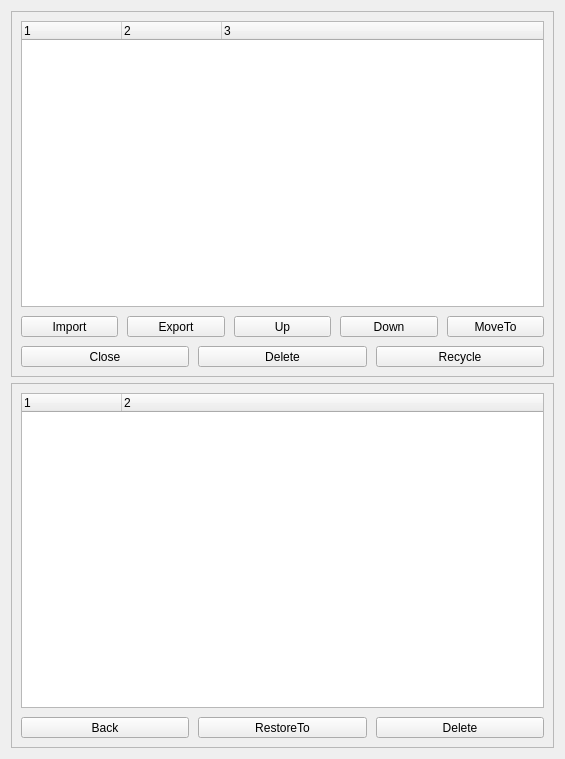
The window that src/Notes/NotesList.ui (ic005k/Knot) describes before a commit, drawn with Qt 5.
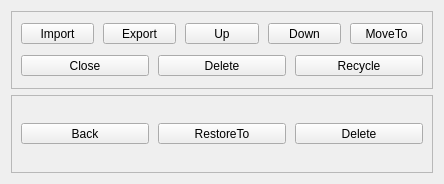
The same window after the commit. Icons and pictures are not drawn.

The edit to the form file:
```diff
--- a/src/Notes/NotesList.ui
+++ b/src/Notes/NotesList.ui
@@ -6,8 +6,8 @@
    <rect>
     <x>0</x>
     <y>0</y>
-    <width>565</width>
-    <height>759</height>
+    <width>444</width>
+    <height>184</height>
    </rect>
   </property>
   <property name="windowTitle">
@@ -37,25 +37,6 @@
       <property name="spacing">
        <number>9</number>
       </property>
-      <item>
-       <widget class="QTreeWidget" name="treeWidget">
-        <column>
-         <property name="text">
-          <string notr="true">1</string>
-         </property>
-        </column>
-        <column>
-         <property name="text">
-          <string>2</string>
-         </property>
-        </column>
-        <column>
-         <property name="text">
-          <string>3</string>
-         </property>
-        </column>
-       </widget>
-      </item>
       <item>
        <layout class="QHBoxLayout" name="horizontalLayout_5">
         <property name="spacing">
@@ -252,20 +233,6 @@
       <property name="spacing">
        <number>9</number>
       </property>
-      <item>
-       <widget class="QTreeWidget" name="treeWidgetRecycle">
-        <column>
-         <property name="text">
-          <string>1</string>
-         </property>
-        </column>
-        <column>
-         <property name="text">
-          <string>2</string>
-         </property>
-        </column>
-       </widget>
-      </item>
       <item>
        <layout class="QHBoxLayout" name="horizontalLayout_6">
         <property name="spacing">
```
Left out of the diff: 10 changed lines with no effect on the pictures.
